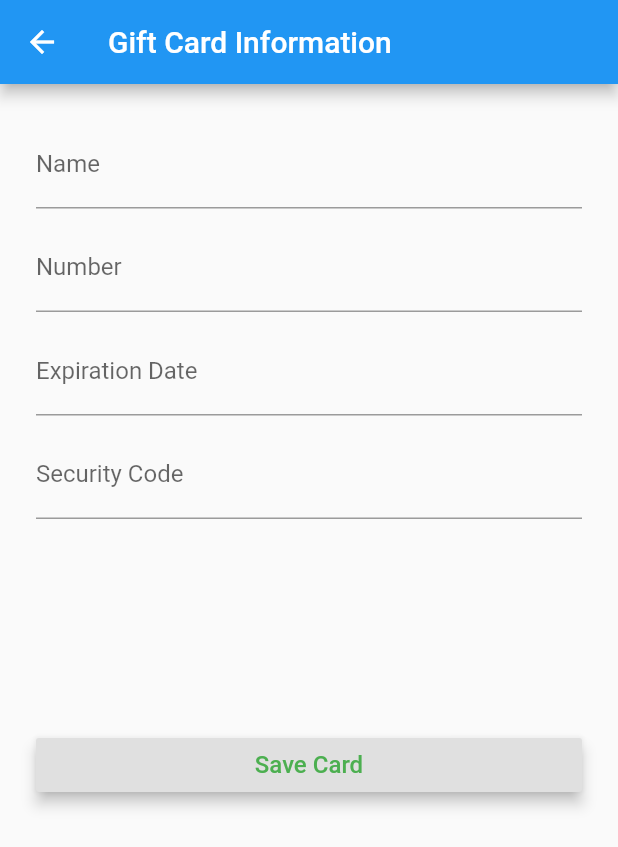
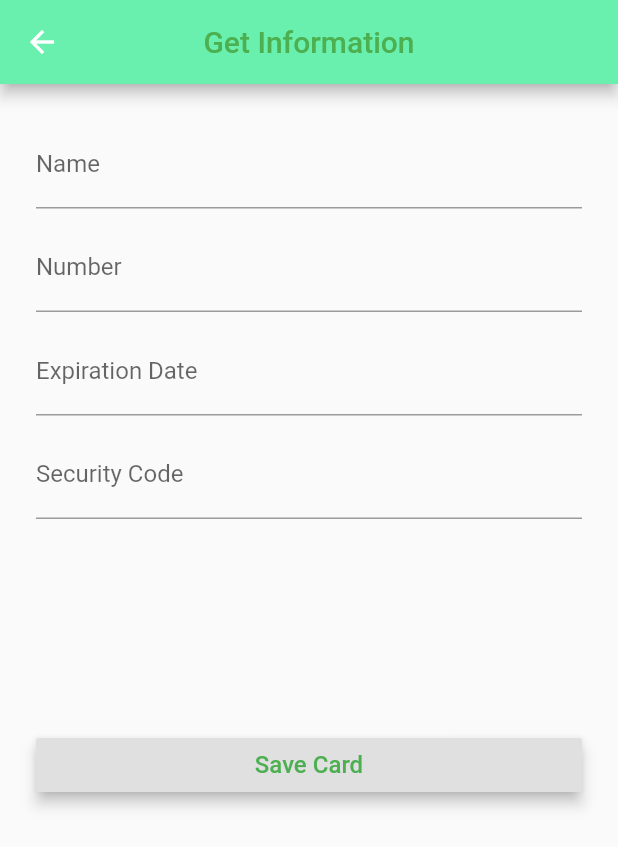
Before and after one commit to jonasccosta/Comp-225-Flutter-Giftcards, a Flutter app: the FormScreen screen opened directly, on a phone screen of 412 x 824 dp. Shown: the top 847 px of the screen. Run offline on Flutter 3.47's test engine with Material 2 defaults, Android fonts, the phone set to English and light mode, and no system bars.

Commit message:
Changed the color of info page, integraged the info page

```diff
--- a/lib/Gift_Card_Information_Page.dart
+++ b/lib/Gift_Card_Information_Page.dart
@@ -158,7 +158,12 @@ class FormScreenState extends State<FormScreen> {
       // Fixes the error that is caused by a pixel overflow.
       resizeToAvoidBottomPadding: false,
 
-      appBar: AppBar(title: Text('Gift Card Information')),
+      appBar: AppBar(
+          title: Text("Get Information", style: TextStyle(color: Colors.green, fontSize: 20.0)),
+          centerTitle: true,
+          backgroundColor: Colors.greenAccent
+      ),
+
       body: Container(
         margin: EdgeInsets.all(24),
         child: Form(
--- a/lib/main.dart
+++ b/lib/main.dart
@@ -1,4 +1,5 @@
 import 'package:flutter/material.dart';
+import 'Gift_Card_Information_Page.dart';
 
 void main() {
   runApp(MaterialApp(
@@ -43,7 +44,7 @@ void main() {
                 Navigator.of(context)
                     .push(
                         MaterialPageRoute(
-                          builder: (context) => ScreenTwo()
+                          builder: (context) => FormScreen()
                         )
                     );
                 },
```
Also changed, not shown: 1 other file.
